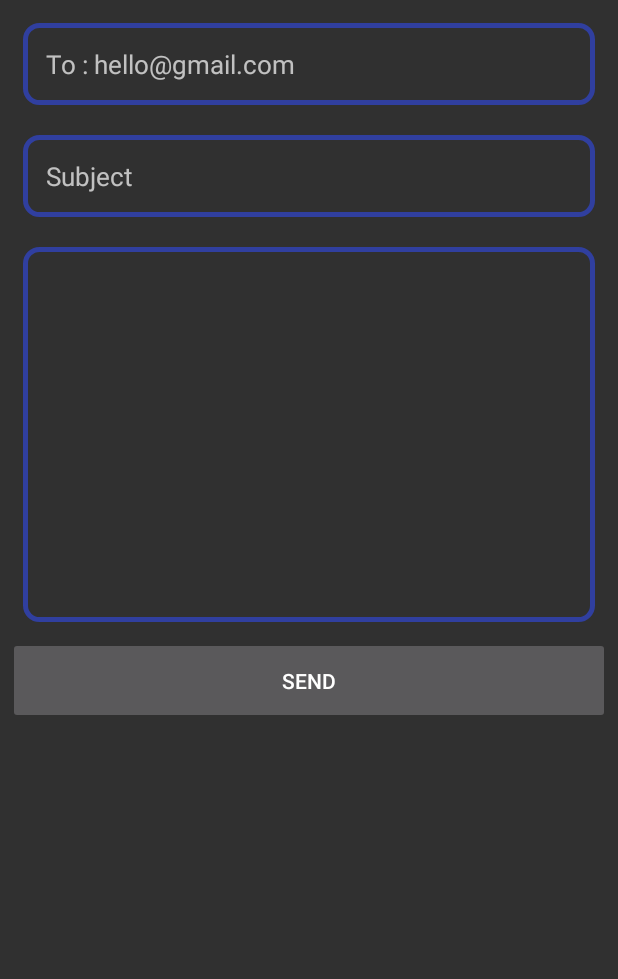
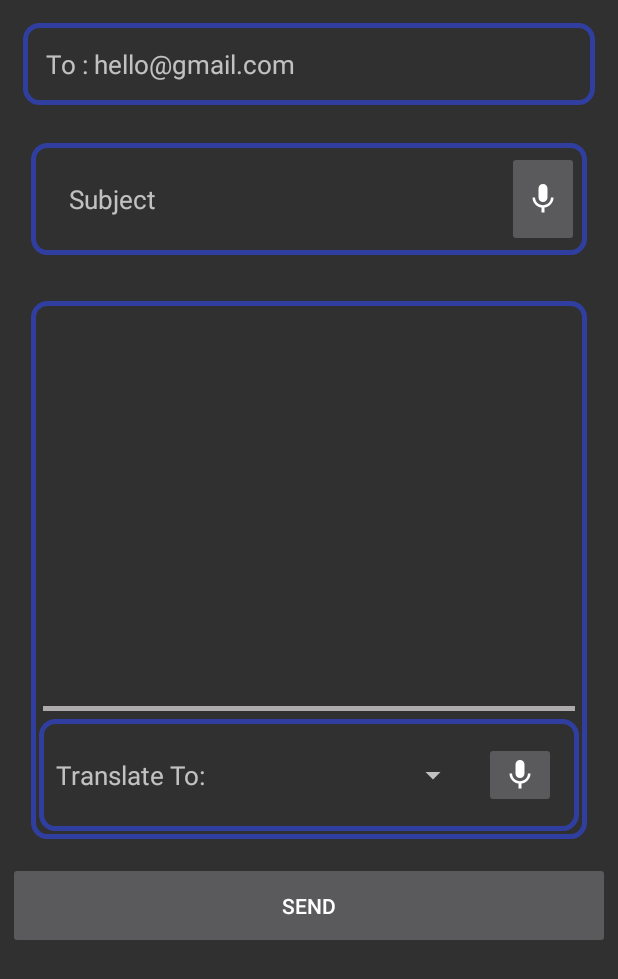
Before and after one commit to simra1311/Appathon, an Android app: the layout activity_email.xml on its own in the app's theme, with its tools: preview values and no code run, on a phone screen of 412 x 824 dp. Shown: the top 979 px of the screen. Run offline under Robolectric (Android 15) with nearby library versions, the phone set to English and light mode, and no system bars; network calls fail.

Commit message:
Login + Signup + Email + MyMails

```diff
--- a/app/build.gradle
+++ b/app/build.gradle
@@ -33,6 +33,7 @@ dependencies {
     implementation 'com.android.volley:volley:1.1.1'
     implementation 'com.android.support:cardview-v7:27.1.1'
     implementation 'de.hdodenhof:circleimageview:2.2.0'
+    implementation 'com.android.support:recyclerview-v7:27.1.1'
 }
 
 apply plugin: 'com.google.gms.google-services'
--- /dev/null
+++ b/app/src/main/java/com/example/android/mykaarma/translator/responsedata.java
@@ -0,0 +1,5 @@
+package com.example.android.mykaarma.translator;
+
+public interface responsedata {
+    void response(String word, int position);
+}
--- /dev/null
+++ b/app/src/main/res/drawable/ic_baseline_mic_24px.xml
@@ -0,0 +1,9 @@
+<vector xmlns:android="http://schemas.android.com/apk/res/android"
+    android:width="24dp"
+    android:height="24dp"
+    android:viewportWidth="24"
+    android:viewportHeight="24">
+  <path
+      android:fillColor="#FFf"
+      android:pathData="M12,14c1.66,0 2.99,-1.34 2.99,-3L15,5c0,-1.66 -1.34,-3 -3,-3S9,3.34 9,5v6c0,1.66 1.34,3 3,3zM17.3,11c0,3 -2.54,5.1 -5.3,5.1S6.7,14 6.7,11L5,11c0,3.41 2.72,6.23 6,6.72L11,21h2v-3.28c3.28,-0.48 6,-3.3 6,-6.72h-1.7z"/>
+</vector>
--- a/app/src/main/res/layout/activity_email.xml
+++ b/app/src/main/res/layout/activity_email.xml
@@ -33,21 +33,48 @@
                 android:layout_margin="10dp"
                 />
 
+            <LinearLayout
+                android:layout_margin="15dp"
+                android:layout_width="match_parent"
+                android:layout_height="match_parent"
+                android:orientation="horizontal"
+                android:background="@drawable/textborder"
+                >
                 <EditText
+                    android:background="@android:color/transparent"
+                    android:layout_weight="1"
                     android:id="@+id/subject"
                     android:maxLines="1"
-                android:background="@drawable/textborder"
-                android:layout_width="match_parent"
+                    android:layout_width="wrap_content"
                     android:layout_height="match_parent"
                     android:hint="Subject"
                     android:padding="15dp"
                     android:textSize="17.0dp"
                     android:layout_margin="10dp"
                     />
+                <ImageButton
+                    android:id="@+id/subject_voice_input"
+                    android:layout_margin="5dp"
+                    android:layout_width="wrap_content"
+                    android:layout_height="match_parent"
+                    android:src="@drawable/ic_baseline_mic_24px"
+                    />
+            </LinearLayout>
+
+
+            <LinearLayout
+                android:orientation="vertical"
+                android:layout_width="match_parent"
+                android:layout_margin="15dp"
+                android:background="@drawable/textborder"
+                android:layout_height="match_parent">
+
+
 
             <EditText
                 android:id="@+id/message"
                 android:layout_weight="3"
+                android:background="@android:color/transparent"
                 android:maxLines="5"
                 android:layout_width="match_parent"
                 android:layout_height="250dp"
@@ -56,8 +83,51 @@
                 android:gravity="top"
                 android:padding="15dp"
                 android:layout_margin="10dp"
+
+                />
+
+                <View
+                    android:layout_marginLeft="8dp"
+                    android:layout_marginRight="8dp"
+                    android:background="#adabab"
+                    android:layout_width="match_parent"
+                    android:layout_height="3.0dp">
+
+                </View>
+
+                <LinearLayout
+                    android:layout_margin="5dp"
                     android:background="@drawable/textborder"
+                    android:padding="5dp"
+                    android:orientation="horizontal"
+
+                    android:layout_width="match_parent"
+                    android:layout_height="match_parent"
+                    >
+                    <TextView
+                        android:gravity="center"
+                        android:layout_weight="0.9"
+                        android:layout_width="match_parent"
+                        android:layout_height="match_parent"
+                        android:text="Translate To: "
+                        android:textSize="17dp"
                         />
+                    <Spinner
+                        android:id="@+id/select_language"
+                        android:layout_weight="0.7"
+                        android:layout_width="match_parent"
+                        android:layout_height="match_parent"></Spinner>
+                    <ImageButton
+                        android:id="@+id/message_voice_input"
+                        android:layout_gravity="end|center_vertical"
+                        android:layout_margin="10dp"
+                        android:layout_width="wrap_content"
+                        android:layout_height="match_parent"
+                        android:src="@drawable/ic_baseline_mic_24px"
+                        />
+
+                </LinearLayout>
+            </LinearLayout>
 
             <Button
                 android:id="@+id/send"
```
Also changed, not shown: app/src/main/AndroidManifest.xml (+4 -3 lines), app/src/main/java/com/example/android/mykaarma/activities/Email.java (+284 -4 lines), app/src/main/java/com/example/android/mykaarma/activities/MyMails.java (added, +73 -0 lines), app/src/main/java/com/example/android/mykaarma/adapters/mailAdapter.java (added, +79 -0 lines), app/src/main/java/com/example/android/mykaarma/translator/translate.java (added, +89 -0 lines), app/src/main/res/layout/activity_my_mails.xml (added, +16 -0 lines), app/src/main/res/layout/languages.xml (added, +12 -0 lines), app/src/main/res/layout/mail_items.xml (added, +43 -0 lines). Lines whose indentation alone changed are shown as unchanged.
